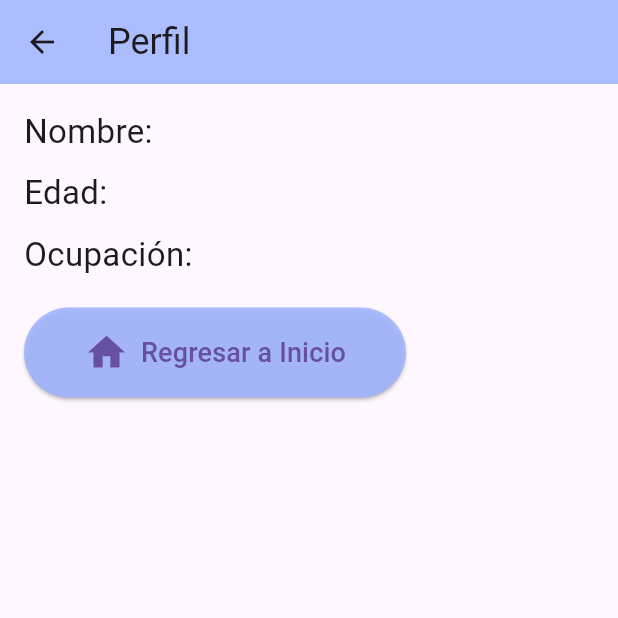
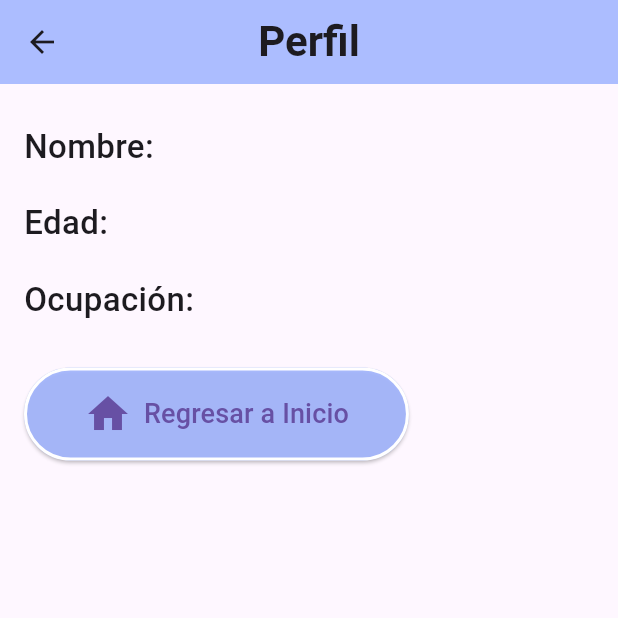
Before and after one commit to Ashliac/UserAppFlutter, a Flutter app: the CreateProfileScreen screen opened by its route, after a tap on "Guardar y Ver Perfil", on a phone screen of 412 x 824 dp, the top half of it. Run offline on Flutter 3.47's test engine with Material 3 defaults, Android fonts, the phone set to English and light mode, and no system bars.

Commit message:
Pequeños cambios en el diseño

```diff
--- a/lib/screens/create_profile_screen.dart
+++ b/lib/screens/create_profile_screen.dart
@@ -26,50 +26,40 @@ class _CreateProfileScreenState extends State<CreateProfileScreen> {
   Widget build(BuildContext context) {
     return Scaffold(
       appBar: AppBar(
-        title: const Text('Crear Perfil', style: TextStyle(fontSize: 24)),
+        title: const Text('Crear Perfil',
+            style: TextStyle(
+                fontSize: 28,
+                fontWeight: FontWeight.bold,
+                fontFamily: 'Roboto')),
         backgroundColor: const Color.fromARGB(226, 161, 181, 255),
+        centerTitle: true,
       ),
       body: Padding(
         padding: const EdgeInsets.all(16.0),
         child: SingleChildScrollView(
           child: Column(
             children: [
-              TextField(
-                controller: _nameController,
-                decoration: const InputDecoration(
-                  labelText: 'Nombre',
-                  border: OutlineInputBorder(),
-                  icon: Icon(Icons.person),
-                ),
-              ),
+              _buildTextField(_nameController, 'Nombre', Icons.person),
               const SizedBox(height: 16),
-              TextField(
-                controller: _ageController,
-                decoration: const InputDecoration(
-                  labelText: 'Edad',
-                  border: OutlineInputBorder(),
-                  icon: Icon(Icons.calendar_today),
-                ),
-                keyboardType: TextInputType.number,
-              ),
+              _buildTextField(
+                  _ageController, 'Edad', Icons.cake, TextInputType.number),
               const SizedBox(height: 16),
-              TextField(
-                controller: _occupationController,
-                decoration: const InputDecoration(
-                  labelText: 'Ocupación',
-                  border: OutlineInputBorder(),
-                  icon: Icon(Icons.work),
-                ),
-              ),
+              _buildTextField(_occupationController, 'Ocupación', Icons.work),
               const SizedBox(height: 20),
               ElevatedButton.icon(
-                icon: const Icon(Icons.save, size: 30),
+                icon: const Icon(Icons.save_alt, size: 32), // Icono actualizado
                 label: const Text('Guardar y Ver Perfil',
-                    style: TextStyle(fontSize: 15)),
+                    style: TextStyle(fontSize: 18, fontFamily: 'Roboto')),
                 style: ElevatedButton.styleFrom(
                   backgroundColor: const Color.fromARGB(226, 161, 181, 255),
                   padding:
                       const EdgeInsets.symmetric(horizontal: 40, vertical: 15),
+                  shape: RoundedRectangleBorder(
+                    borderRadius:
+                        BorderRadius.circular(50), // Bordes más redondeados
+                    side: const BorderSide(
+                        color: Colors.white, width: 2), // Borde blanco
+                  ),
                 ),
                 onPressed: _saveProfile,
               ),
@@ -79,4 +69,22 @@ class _CreateProfileScreenState extends State<CreateProfileScreen> {
       ),
     );
   }
+
+  Widget _buildTextField(
+      TextEditingController controller, String label, IconData icon,
+      [TextInputType inputType = TextInputType.text]) {
+    return TextField(
+      controller: controller,
+      decoration: InputDecoration(
+        labelText: label,
+        labelStyle: const TextStyle(
+            fontFamily: 'Roboto', fontSize: 16, fontWeight: FontWeight.w500),
+        border: OutlineInputBorder(
+          borderRadius: BorderRadius.circular(15),
+        ),
+        prefixIcon: Icon(icon, size: 28), // Tamaño del icono
+      ),
+      keyboardType: inputType,
+    );
+  }
 }
--- a/lib/screens/home_screen.dart
+++ b/lib/screens/home_screen.dart
@@ -5,18 +5,31 @@ class HomeScreen extends StatelessWidget {
   Widget build(BuildContext context) {
     return Scaffold(
       appBar: AppBar(
-        title: const Text('Inicio', style: TextStyle(fontSize: 24)),
+        title: const Text(
+          'Inicio',
+          style: TextStyle(
+              fontSize: 28, fontWeight: FontWeight.bold, fontFamily: 'Roboto'),
+        ),
         backgroundColor: const Color.fromARGB(226, 161, 181, 255),
+        centerTitle: true,
       ),
       body: Center(
         child: Container(
           padding: const EdgeInsets.all(20),
           child: ElevatedButton.icon(
-            icon: const Icon(Icons.person_add, size: 30),
-            label: const Text('Crear perfil', style: TextStyle(fontSize: 17)),
+            icon: const Icon(Icons.person_add_alt_1,
+                size: 32), // Cambiado a un icono más moderno
+            label: const Text('Crear perfil',
+                style: TextStyle(fontSize: 20, fontFamily: 'Roboto')),
             style: ElevatedButton.styleFrom(
               backgroundColor: const Color.fromARGB(226, 161, 181, 255),
               padding: const EdgeInsets.symmetric(horizontal: 40, vertical: 20),
+              shape: RoundedRectangleBorder(
+                borderRadius:
+                    BorderRadius.circular(50), // Bordes más redondeados
+                side: const BorderSide(
+                    color: Colors.white, width: 2), // Borde blanco
+              ),
             ),
             onPressed: () {
               Navigator.pushNamed(context, '/create-profile');
--- a/lib/screens/profile_screen.dart
+++ b/lib/screens/profile_screen.dart
@@ -8,32 +8,37 @@ class ProfileScreen extends StatelessWidget {
 
     return Scaffold(
       appBar: AppBar(
-        title: const Text('Perfil', style: TextStyle(fontSize: 24)),
+        title: const Text('Perfil',
+            style: TextStyle(
+                fontSize: 28,
+                fontWeight: FontWeight.bold,
+                fontFamily: 'Roboto')),
         backgroundColor: const Color.fromARGB(226, 161, 181, 255),
+        centerTitle: true,
       ),
       body: Padding(
         padding: const EdgeInsets.all(16.0),
         child: Column(
           crossAxisAlignment: CrossAxisAlignment.start,
           children: [
-            Text(
-              'Nombre: ${args['name']}',
-              style: const TextStyle(fontSize: 22),
-            ),
-            const SizedBox(height: 10),
-            Text('Edad: ${args['age']}', style: const TextStyle(fontSize: 22)),
-            const SizedBox(height: 10),
-            Text('Ocupación: ${args['occupation']}',
-                style: const TextStyle(fontSize: 22)),
+            _buildProfileDetail('Nombre: ${args['name']}'),
+            _buildProfileDetail('Edad: ${args['age']}'),
+            _buildProfileDetail('Ocupación: ${args['occupation']}'),
             const SizedBox(height: 20),
             ElevatedButton.icon(
-              icon: const Icon(Icons.home, size: 30),
+              icon: const Icon(Icons.home, size: 32), // Icono actualizado
               label: const Text('Regresar a Inicio',
-                  style: TextStyle(fontSize: 18)),
+                  style: TextStyle(fontSize: 18, fontFamily: 'Roboto')),
               style: ElevatedButton.styleFrom(
                 backgroundColor: const Color.fromARGB(226, 161, 181, 255),
                 padding:
                     const EdgeInsets.symmetric(horizontal: 40, vertical: 15),
+                shape: RoundedRectangleBorder(
+                  borderRadius:
+                      BorderRadius.circular(50), // Bordes más redondeados
+                  side: const BorderSide(
+                      color: Colors.white, width: 2), // Borde blanco
+                ),
               ),
               onPressed: () {
                 Navigator.popUntil(context, (route) => route.isFirst);
@@ -44,4 +49,15 @@ class ProfileScreen extends StatelessWidget {
       ),
     );
   }
+
+  Widget _buildProfileDetail(String detail) {
+    return Padding(
+      padding: const EdgeInsets.symmetric(vertical: 10),
+      child: Text(
+        detail,
+        style: const TextStyle(
+            fontSize: 22, fontWeight: FontWeight.w500, fontFamily: 'Roboto'),
+      ),
+    );
+  }
 }
```
